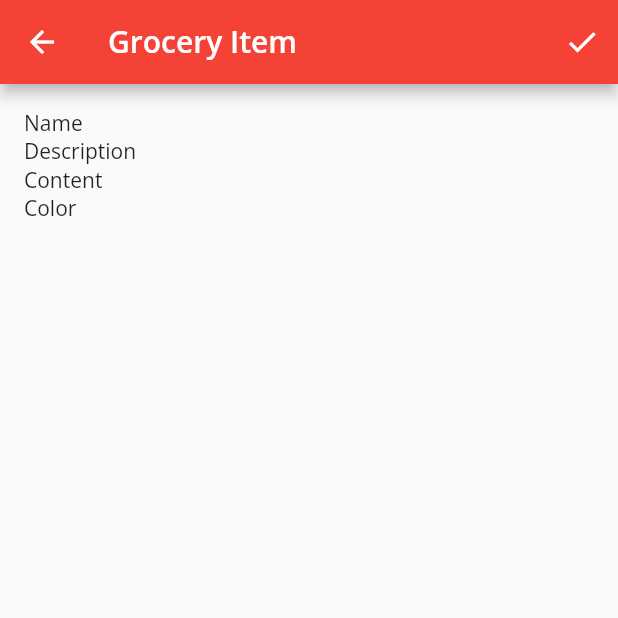
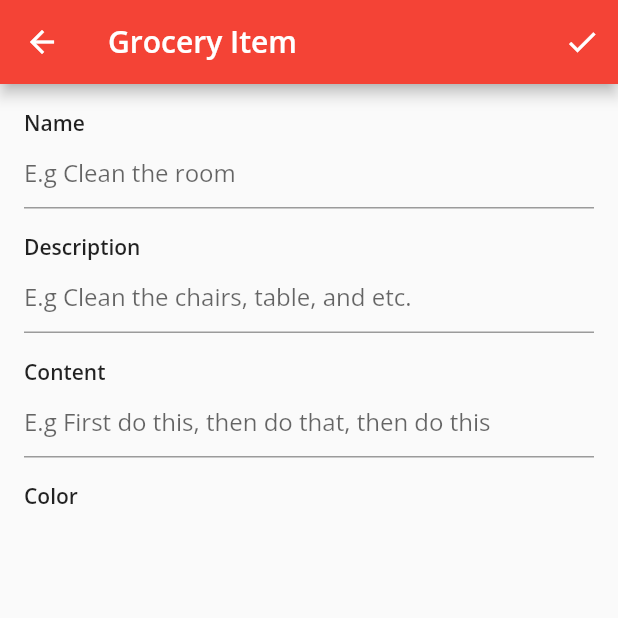
Before and after one commit to chheangg/to-do-flutter, a Flutter app: the FormScreen screen opened directly, on a phone screen of 412 x 824 dp, the top half of it. Run offline on Flutter 3.47's test engine with Material 2 defaults, Android fonts, the phone set to English and light mode, and no system bars.

Commit message:
Add styling to some fields in Form Screen

```diff
--- a/lib/screens/form_screen.dart
+++ b/lib/screens/form_screen.dart
@@ -91,8 +91,11 @@ class _FormScreenState extends State<FormScreen> {
               padding: const EdgeInsets.all(16.0),
               children: [
                 _buildNameField(),
+                const SizedBox(height: 16.0),
                 _buildDescriptionField(),
+                const SizedBox(height: 16.0),
                 _buildContentField(),
+                const SizedBox(height: 16.0),
                 _buildColortField()
               ],
             )));
@@ -105,7 +108,14 @@ class _FormScreenState extends State<FormScreen> {
         const Text(
           'Name',
           style: TextStyle(
-            fontFamily: 'Open Sans'
+            fontFamily: 'Open Sans',
+            fontWeight: FontWeight.w600
+          ),
+        ),
+        TextField(
+          controller: _nameController,
+          decoration: const InputDecoration(
+            hintText: 'E.g Clean the room'
           ),
         )
       ],
@@ -119,7 +129,14 @@ class _FormScreenState extends State<FormScreen> {
         const Text(
           'Description',
           style: TextStyle(
-            fontFamily: 'Open Sans'
+            fontFamily: 'Open Sans',
+            fontWeight: FontWeight.w600
+          ),
+        ),
+        TextField(
+          controller: _descriptionController,
+          decoration: const InputDecoration(
+            hintText: 'E.g Clean the chairs, table, and etc.'
           ),
         )
       ],
@@ -133,7 +150,16 @@ class _FormScreenState extends State<FormScreen> {
         const Text(
           'Content',
           style: TextStyle(
-            fontFamily: 'Open Sans'
+            fontFamily: 'Open Sans',
+            fontWeight: FontWeight.w600
+          ),
+        ),
+         TextField(
+          keyboardType: TextInputType.multiline,
+          maxLines: null,
+          controller: _contentController,
+          decoration: const InputDecoration(
+            hintText: 'E.g First do this, then do that, then do this'
           ),
         )
       ],
@@ -147,9 +173,11 @@ class _FormScreenState extends State<FormScreen> {
         const Text(
           'Color',
           style: TextStyle(
-            fontFamily: 'Open Sans'
+            fontFamily: 'Open Sans',
+            fontWeight: FontWeight.w600
           ),
-        )
+        ),
+
       ],
     );
   }
```
